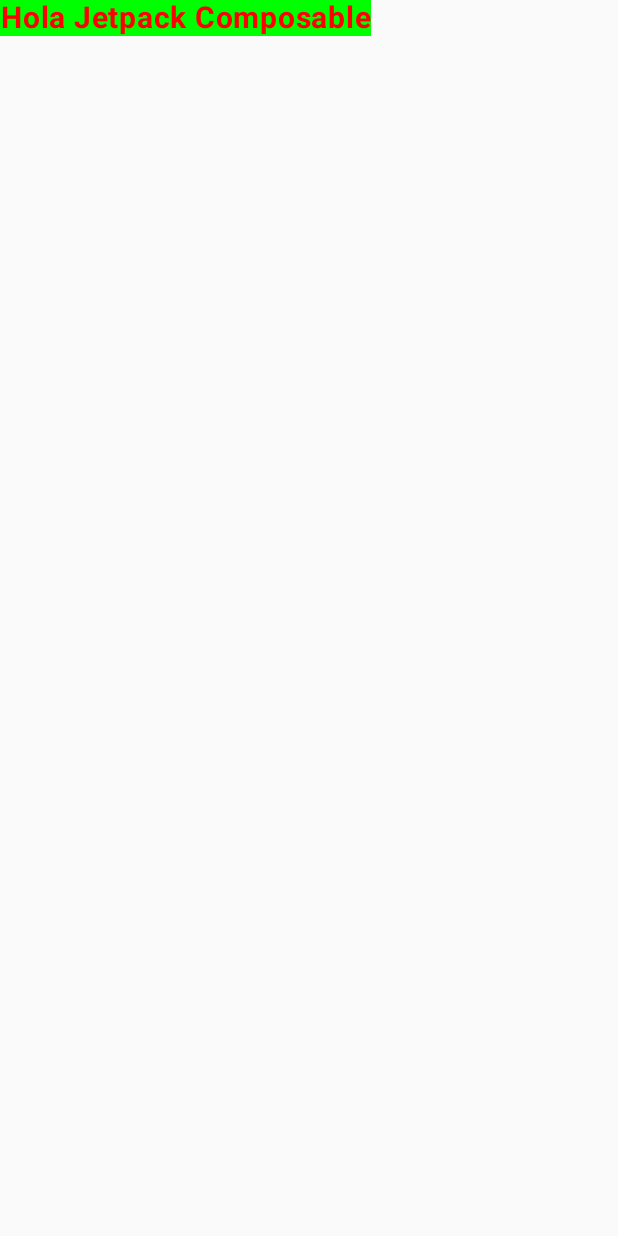
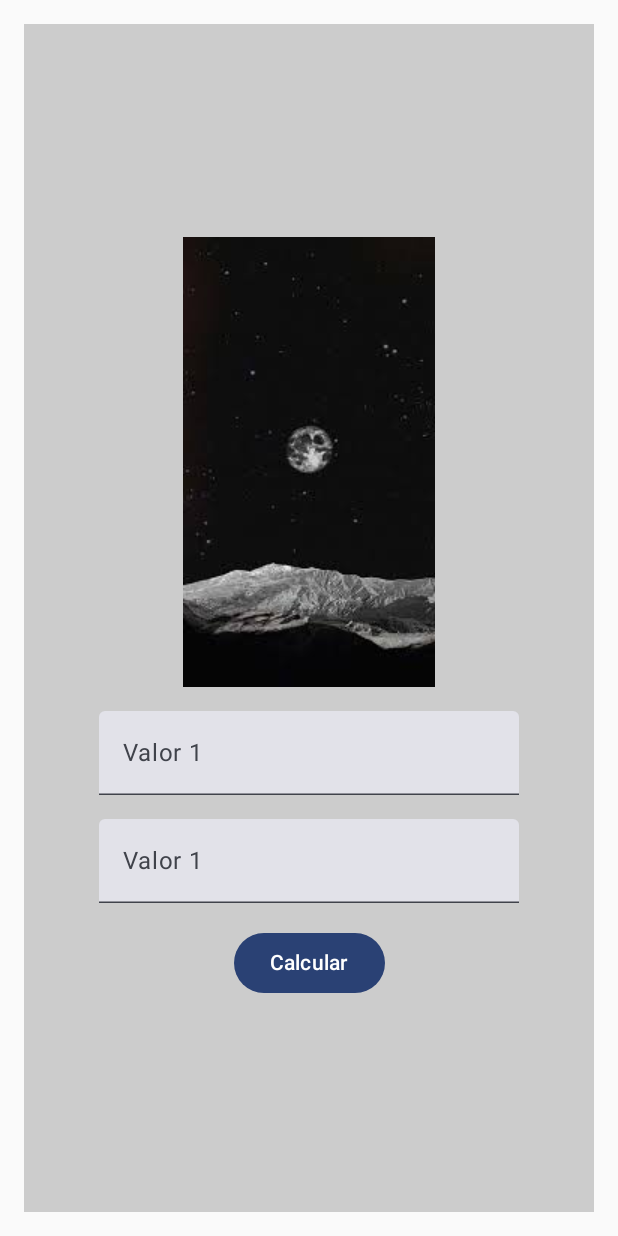
Before and after one commit to KarimeHdz/Practica1, an Android app built with Jetpack Compose: the screen it shows after launch (MainActivity), on a phone screen of 412 x 824 dp. Run offline under Robolectric (Android 15) with nearby library versions, the phone set to English and light mode, and no system bars.

Commit message:
Clase 18 de febrero 2025 Practica1

```diff
--- a/app/src/main/java/com/example/ejercicio1/MainActivity.kt
+++ b/app/src/main/java/com/example/ejercicio1/MainActivity.kt
@@ -4,12 +4,23 @@ import android.os.Bundle
 import androidx.activity.ComponentActivity
 import androidx.activity.compose.setContent
 import androidx.activity.enableEdgeToEdge
+import androidx.compose.foundation.Image
 import androidx.compose.foundation.background
+import androidx.compose.foundation.layout.Arrangement
+import androidx.compose.foundation.layout.Column
 import androidx.compose.foundation.layout.fillMaxSize
+import androidx.compose.foundation.layout.fillMaxWidth
+import androidx.compose.foundation.layout.height
 import androidx.compose.foundation.layout.padding
+import androidx.compose.foundation.text.KeyboardOptions
+import androidx.compose.material3.Button
 import androidx.compose.material3.Scaffold
 import androidx.compose.material3.Text
 import androidx.compose.runtime.Composable
+import androidx.compose.runtime.getValue
+import androidx.compose.runtime.mutableStateOf
+import androidx.compose.runtime.remember
+import androidx.compose.runtime.setValue
 import androidx.compose.ui.Modifier
 import androidx.compose.ui.text.font.FontWeight
 import androidx.compose.ui.text.style.TextAlign
@@ -17,6 +28,13 @@ import androidx.compose.ui.tooling.preview.Preview
 import androidx.compose.ui.unit.sp
 import com.example.ejercicio1.ui.theme.Ejercicio1Theme
 import androidx.compose.ui.graphics.Color
+import androidx.compose.ui.res.painterResource
+import androidx.compose.ui.text.input.KeyboardType
+import androidx.compose.ui.text.input.TextFieldValue
+import androidx.compose.material3.TextField
+import androidx.compose.ui.Alignment
+import androidx.compose.ui.unit.dp
+import androidx.compose.foundation.layout.Spacer
 
 class MainActivity : ComponentActivity() {
     override fun onCreate(savedInstanceState: Bundle?) {
@@ -24,7 +42,7 @@ class MainActivity : ComponentActivity() {
         enableEdgeToEdge()
         setContent {
             Ejercicio1Theme {
-                Content()
+                GreetingPreview()
             }
         }
     }
@@ -32,15 +50,66 @@ class MainActivity : ComponentActivity() {
 
 @Preview(showBackground = true)
 @Composable
-fun Content() {
-    Text(
-        text = "Hola Jetpack Composable",
-        color = Color.Red,
-        fontWeight = FontWeight.Bold,
-        fontSize = 20.sp,
-        textAlign = TextAlign.Center,
+fun GreetingPreview() {
+    Column(
         modifier = Modifier
-            .padding()
-            .background(Color.Green)
+            .fillMaxSize()
+            .padding(16.dp)
+            .background(Color.LightGray),
+        verticalArrangement = Arrangement.Center,
+        horizontalAlignment = Alignment.CenterHorizontally
+    ) {
+        SimpleImage()
+        Spacer(modifier = Modifier.height(16.dp))
+        TextFieldWithInputType()
+        Spacer(modifier = Modifier.height(16.dp))
+        TextFieldWithInputType2()
+        Spacer(modifier = Modifier.height(16.dp))
+        SimpleButton()
+    }
+}
+
+@Composable
+fun SimpleImage() {
+    Image(
+        painter = painterResource(id = R.drawable.fondo),
+        contentDescription = "Fondo",
+        modifier = Modifier.fillMaxWidth()
     )
 }
+
+@Composable
+fun TextFieldWithInputType() {
+    var text by remember { mutableStateOf(TextFieldValue("")) }
+    TextField(
+        value = text,
+        label = { Text(text = "Valor 1") },
+        keyboardOptions = KeyboardOptions(keyboardType = KeyboardType.Number),
+        onValueChange = { it ->
+            text = it
+        }
+
+    )
+}
+
+@Composable
+fun TextFieldWithInputType2() {
+    var text by remember { mutableStateOf(TextFieldValue("")) }
+    TextField(
+        value = text,
+        label = { Text(text = "Valor 1") },
+        keyboardOptions = KeyboardOptions(keyboardType = KeyboardType.Number),
+        onValueChange = { it ->
+            text = it
+        }
+    )
+}
+@Composable
+fun SimpleButton() {
+    Button(onClick = {
+        //your onclick code here
+    }
+    ) {
+        Text(text = "Calcular")
+    }
+}
```
Also changed, not shown: app/src/main/res/drawable/fondo.jpg (added).
